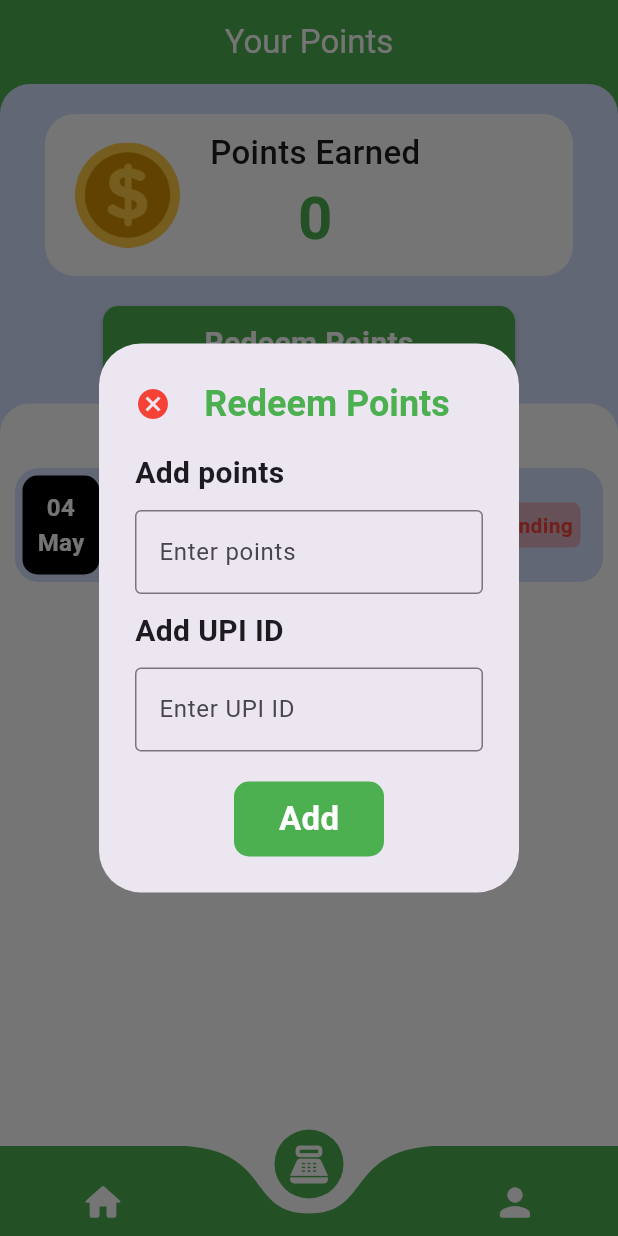
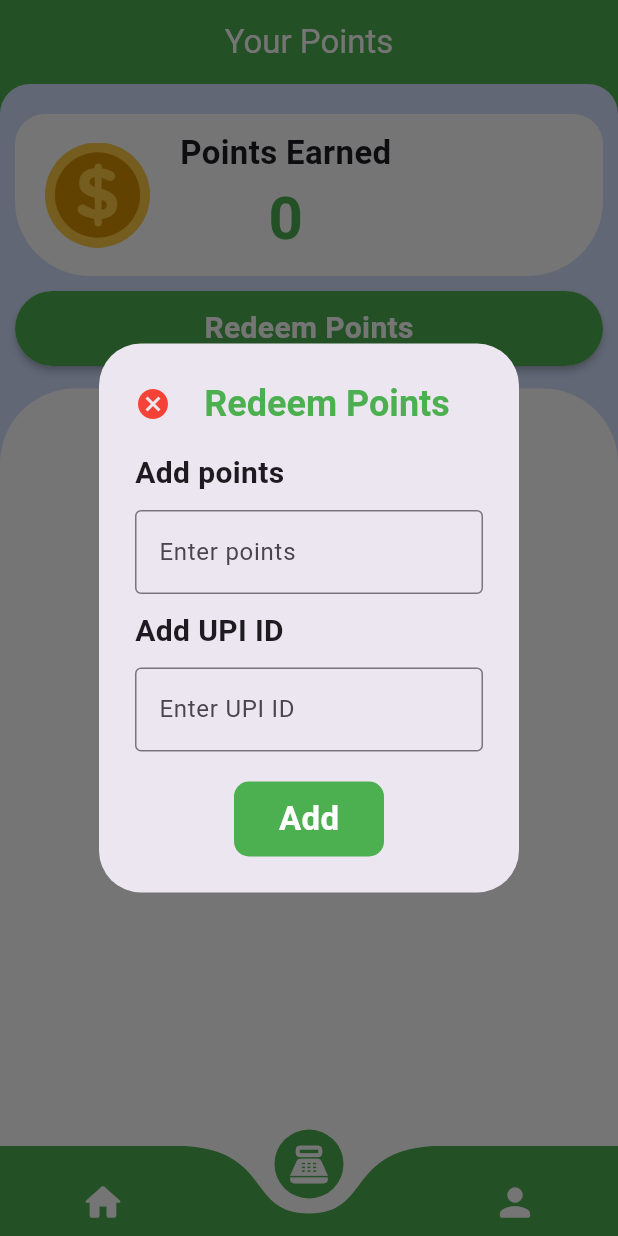
Before and after one commit to DiseirangCHHEUN/recycle_app, a Flutter app: the screen it shows once a user with an empty profile is signed in, item 2 of the bottom bar chosen, after a tap on "Redeem Points", on a phone screen of 412 x 824 dp. Run offline on Flutter 3.47's test engine with Material 3 defaults, Android fonts, the phone set to English and light mode, and no system bars; drawn by our look-alikes of curved_navigation_bar; our stand-ins replace cloud_firestore, firebase_auth, firebase_core, google_sign_in, image_picker, lottie and 2 more; accounts and stored records are empty; network calls fail.

Commit message:
update point page (load user redeem request datas from firebase to show on screen)

```diff
--- /dev/null
+++ b/lib/core/consts/recycle_enum.dart
@@ -0,0 +1,6 @@
+enum RecycleCategory {
+  plastic,
+  paper,
+  metal,
+  glass,
+}
--- a/lib/core/utils/no_internet.dart
+++ b/lib/core/utils/no_internet.dart
@@ -12,7 +12,7 @@ class NoInternet extends StatelessWidget {
           mainAxisAlignment: MainAxisAlignment.center,
           children: [
             Lottie.asset(
-              'assets/lotties/no_internet_connection.json',
+              'assets/lottie/no_internet_connection.json',
               width: 200,
               height: 200,
               fit: BoxFit.cover,
--- a/lib/pages/home_page.dart
+++ b/lib/pages/home_page.dart
@@ -22,6 +22,7 @@ class _HomePageState extends State<HomePage> {
     uid = await SharedPreferencesHelper().getUserId();
     userImage = await SharedPreferencesHelper().getUserImage();
     userEmail = await SharedPreferencesHelper().getUserEmail();
+
     setState(() {});
   }
 
@@ -59,12 +60,12 @@ class _HomePageState extends State<HomePage> {
                 children: [
                   // ClipRRect(
                   //   borderRadius: BorderRadius.circular(25.0),
-                  //   child: Image.asset("assets/images/tash_bin.jpeg"),
+                  //   child: Image.asset("assets/images/trash_bin.jpeg"),
                   // ),
                   ClipRRect(
                     borderRadius: BorderRadius.circular(25.0),
                     child: Lottie.asset(
-                      'assets/lotties/gmi_environmental.json',
+                      'assets/lottie/gmi_environmental.json',
                       width: double.infinity,
                       // height: 200,
                       fit: BoxFit.cover,
@@ -161,7 +162,7 @@ class _HomePageState extends State<HomePage> {
   _buildAppBar() {
     return AppBar(
       foregroundColor: Colors.white,
-      title: Text("សម្រាមកែឆ្នៃ", style: AppTextStyle.boldTextStyle(16)),
+      title: Text("ឆ្នៃឡើងវិញ", style: AppTextStyle.boldTextStyle(16)),
       centerTitle: true,
       backgroundColor: Colors.green,
       actions: [
@@ -205,11 +206,11 @@ class _HomePageState extends State<HomePage> {
                 _buildAvatarProfile(),
                 SizedBox(height: 10),
                 Text(
-                  username ?? 'Anonymous',
+                  username ?? 'Anonymous User',
                   style: AppTextStyle.whiteTextStyle(20),
                 ),
                 Text(
-                  userEmail ?? 'No email',
+                  userEmail ?? 'Anonymous User',
                   style: AppTextStyle.whiteTextStyle(14),
                 ),
                 SizedBox(height: 25),
@@ -335,7 +336,9 @@ class _HomePageState extends State<HomePage> {
             text: "Plastic",
           ),
           SizedBox(width: 10),
-          _buildCategoryCard(image: 'assets/images/papper.jpeg', text: "Paper"),
+          _buildCategoryCard(image: 'assets/images/paper.jpeg', text: "Paper"),
+          SizedBox(width: 10),
+          _buildCategoryCard(image: 'assets/images/glass.jpeg', text: "Glass"),
         ],
       ),
     );
@@ -354,7 +357,7 @@ class _HomePageState extends State<HomePage> {
             );
           },
           child: Container(
-            padding: EdgeInsets.all(5),
+            // padding: EdgeInsets.all(5),
             decoration: BoxDecoration(
               borderRadius: BorderRadius.circular(18),
               border: Border.all(width: 2.0, color: Colors.black54),
--- a/lib/pages/points_page.dart
+++ b/lib/pages/points_page.dart
@@ -2,7 +2,6 @@ import 'package:flutter/material.dart';
 import 'package:intl/intl.dart';
 import 'package:random_string/random_string.dart';
 import 'package:recycle_app/styles/app_text_style.dart';
-
 import '../services/database.dart';
 import '../services/shared_pref.dart';
 
@@ -21,15 +20,20 @@ class _PointsPageState extends State<PointsPage> {
     name = await SharedPreferencesHelper().getUserName();
 
     final points = await DatabaseMethods().getUserPoints(id!);
+    if (points == null) {
+      // If points are null, initialize to 0
+      await DatabaseMethods().updateUserPoints(uid: id!, newPoints: 0);
+    }
+    getUserRedeemRequest(id!);
     setState(() {
       _points = points;
     });
   }
 
   Stream? getUserRedeemRequestStream;
-  Future getUserRedeemRequest() async {
+  Future getUserRedeemRequest(String uid) async {
     getUserRedeemRequestStream = await DatabaseMethods().getUserRedeemRequest(
-      id!,
+      uid,
     );
     setState(() {});
   }
@@ -37,34 +41,31 @@ class _PointsPageState extends State<PointsPage> {
   @override
   void initState() {
     getUserPoints();
-    getUserRedeemRequest();
     super.initState();
   }
 
-  allApprovalItems() {
+  allUserRedeemRequests(Size screenSize) {
+    if (getUserRedeemRequestStream == null) {
+      return Center(child: CircularProgressIndicator(color: Colors.green));
+    }
     return StreamBuilder(
       stream: getUserRedeemRequestStream,
       builder: (context, snapshot) {
         if (snapshot.hasData) {
           return ListView.builder(
+            shrinkWrap: true,
             padding: EdgeInsets.zero,
             physics: const BouncingScrollPhysics(),
             itemCount: snapshot.data!.docs.length,
             itemBuilder: (context, index) {
-              final item = snapshot.data!.docs[index];
-              final itemAddress = item['address'];
-              final itemQuantity = item['quantity'];
-              final itemRequesterName = item['username'];
-              final itemStatus = item['status'];
-              final docId = item.id;
-              final userId = item['userId'];
-              return buildApprovalItem(
-                requesterName: itemRequesterName,
-                address: itemAddress,
-                quantity: itemQuantity,
-                status: itemStatus,
-                id: docId,
-                userID: userId,
+              final data =
+                  snapshot.data!.docs[index].data() as Map<String, dynamic>;
+              final date = data['date'] ?? 'Unknown Date';
+              final redeemPoints = data['redeemPoints'] ?? 0;
+              return buildUserRedeemRequestItem(
+                screenSize,
+                date: date,
+                redeemPoints: redeemPoints,
               );
             },
           );
@@ -75,12 +76,20 @@ class _PointsPageState extends State<PointsPage> {
               children: [
                 Text('Loading...', style: AppTextStyle.normalTextStyle(16)),
                 const SizedBox(height: 15.0),
-                CircularProgressIndicator(color: Colors.green, strokeWidth: 2),
+                CircularProgressIndicator(
+                  color: Colors.green,
+                  // strokeWidth: 2,
+                ),
               ],
             ),
           );
         } else {
-          return Center(child: Text('No data available'));
+          return Center(
+            child: Text(
+              'No data available',
+              style: AppTextStyle.greyTextStyle(18),
+            ),
+          );
         }
       },
     );
@@ -95,7 +104,9 @@ class _PointsPageState extends State<PointsPage> {
   Widget build(BuildContext context) {
     final Size screenSize = MediaQuery.of(context).size;
 
-    return SafeArea(
+    return Container(
+      color: Colors.green,
+      child: SafeArea(
         child: Scaffold(
           appBar: AppBar(title: Text('Your Points')),
           body: Container(
@@ -121,10 +132,15 @@ class _PointsPageState extends State<PointsPage> {
                             horizontal: 20,
                             vertical: 10,
                           ),
-                        margin: EdgeInsets.symmetric(horizontal: 30),
+                          margin: EdgeInsets.symmetric(horizontal: 10),
                           decoration: BoxDecoration(
                             color: Colors.white,
-                          borderRadius: BorderRadius.circular(20),
+                            borderRadius: BorderRadius.only(
+                              topLeft: Radius.circular(20),
+                              topRight: Radius.circular(20),
+                              bottomLeft: Radius.circular(50),
+                              bottomRight: Radius.circular(50),
+                            ),
                           ),
                           child: Row(
                             children: [
@@ -138,7 +154,7 @@ class _PointsPageState extends State<PointsPage> {
                                 children: [
                                   Text(
                                     'Points Earned',
-                                  style: AppTextStyle.normalTextStyle(22),
+                                    style: AppTextStyle.boldTextStyle(22),
                                   ),
                                   _points == null
                                       ? Center(
@@ -159,25 +175,29 @@ class _PointsPageState extends State<PointsPage> {
                             ],
                           ),
                         ),
-                      const SizedBox(height: 20),
+                        const SizedBox(height: 10),
                         GestureDetector(
                           onTap: () {
                             openBox();
                           },
+                          child: Padding(
+                            padding: const EdgeInsets.symmetric(horizontal: 10),
                             child: Material(
                               elevation: 2.0,
-                          borderRadius: BorderRadius.circular(10),
+                              borderRadius: BorderRadius.circular(100),
                               child: Container(
                                 height: 50,
-                            width: screenSize.width / 1.5,
+
+                                // width: screenSize.width / 1.5,
                                 decoration: BoxDecoration(
                                   color: Colors.green,
-                              borderRadius: BorderRadius.circular(10),
+                                  borderRadius: BorderRadius.circular(100),
                                 ),
                                 child: Center(
                                   child: Text(
                                     "Redeem Points",
                                     style: AppTextStyle.whiteTextStyle(20),
+                                  ),
                                 ),
                               ),
                             ),
@@ -191,8 +211,8 @@ class _PointsPageState extends State<PointsPage> {
                               color: Colors.white,
 
                               borderRadius: BorderRadius.only(
-                              topRight: Radius.circular(20),
-                              topLeft: Radius.circular(20),
+                                topRight: Radius.circular(50),
+                                topLeft: Radius.circular(50),
                               ),
                             ),
                             child: Column(
@@ -200,64 +220,11 @@ class _PointsPageState extends State<PointsPage> {
                                 SizedBox(height: 10),
                                 Text(
                                   'Last Transactions',
-                                style: AppTextStyle.boldTextStyle(16),
+                                  style: AppTextStyle.boldTextStyle(20),
                                 ),
-                              Container(
-                                margin: EdgeInsets.all(10),
-                                padding: EdgeInsets.all(5),
-
-                                width: screenSize.width,
-                                decoration: BoxDecoration(
-                                  color: Color(0xFFD4E0FF),
-                                  borderRadius: BorderRadius.circular(16),
-                                ),
-                                child: Row(
-                                  children: [
-                                    Container(
-                                      padding: EdgeInsets.all(10),
-                                      decoration: BoxDecoration(
-                                        color: Colors.black,
-                                        borderRadius: BorderRadius.circular(10),
-                                      ),
-                                      child: Text(
-                                        textAlign: TextAlign.center,
-                                        '04\nMay',
-                                        style: AppTextStyle.whiteTextStyle(16),
-                                      ),
-                                    ),
-                                    SizedBox(width: 20),
-                                    Column(
-                                      children: [
-                                        Text(
-                                          'Redeem points',
-                                          style: AppTextStyle.boldTextStyle(16),
-                                        ),
-                                        Text(
-                                          '100',
-                                          style: AppTextStyle.greenTextStyle(
-                                            22,
-                                          ),
-                                        ),
-                                      ],
-                                    ),
-                                    Expanded(child: SizedBox()),
-                                    Container(
-                                      padding: EdgeInsets.all(5),
-                                      decoration: BoxDecoration(
-                                        borderRadius: BorderRadius.circular(5),
-                                        color: Colors.red.withOpacity(0.3),
-                                      ),
-                                      child: Text(
-                                        'Peending',
-                                        style: TextStyle(
-                                          color: Colors.red,
-                                          fontWeight: FontWeight.bold,
-                                        ),
-                                      ),
-                                    ),
-                                    SizedBox(width: 10),
-                                  ],
-                                ),
+                                SizedBox(height: 10),
+                                Expanded(
+                                  child: allUserRedeemRequests(screenSize),
                                 ),
                               ],
                             ),
@@ -270,6 +237,67 @@ class _PointsPageState extends State<PointsPage> {
               ],
             ),
           ),
+        ),
+      ),
+    );
+  }
+
+  Container buildUserRedeemRequestItem(
+    Size screenSize, {
+    required String date,
+    required int redeemPoints,
+  }) {
+    return Container(
+      margin: EdgeInsets.symmetric(horizontal: 10, vertical: 5),
+      padding: EdgeInsets.all(5),
+
+      width: screenSize.width,
+      decoration: BoxDecoration(
+        color: Color(0xFFD4E0FF),
+        borderRadius: BorderRadius.circular(16),
+      ),
+      child: Row(
+        children: [
+          Container(
+            width: 70,
+            padding: EdgeInsets.all(10),
+            decoration: BoxDecoration(
+              color: Colors.black,
+              borderRadius: BorderRadius.circular(10),
+            ),
+            child: Text(
+              textAlign: TextAlign.center,
+              date.replaceAllMapped(
+                " ",
+                (match) => "\n",
+              ), // Display only the date part
+              style: AppTextStyle.whiteTextStyle(16),
+            ),
+          ),
+          SizedBox(width: 20),
+          Column(
+            children: [
+              Text('Redeem points', style: AppTextStyle.boldTextStyle(16)),
+              Text(
+                redeemPoints.toString(),
+                style: AppTextStyle.greenTextStyle(22),
+              ),
+            ],
+          ),
+          Expanded(child: SizedBox()),
+          Container(
+            padding: EdgeInsets.all(5),
+            decoration: BoxDecoration(
+              borderRadius: BorderRadius.circular(5),
+              color: Colors.red.withValues(alpha: 200),
+            ),
+            child: Text(
+              'Pending',
+              style: TextStyle(color: Colors.red, fontWeight: FontWeight.bold),
+            ),
+          ),
+          SizedBox(width: 10),
+        ],
       ),
     );
   }
@@ -347,7 +375,9 @@ class _PointsPageState extends State<PointsPage> {
                           final upiID = upiIDController.text;
 
                           DateTime now = DateTime.now();
-                          String formatedDate = DateFormat('d MMM').format(now);
+                          String formattedDate = DateFormat(
+                            'd MMM',
+                          ).format(now);
 
                           final updatedPoints = _points! - redeemPoints;
                           DatabaseMethods()
@@ -361,7 +391,7 @@ class _PointsPageState extends State<PointsPage> {
                                   'redeemPoints': redeemPoints,
                                   'upiID': upiID,
                                   'status': 'pending',
-                                  'date': formatedDate,
+                                  'date': formattedDate,
                                 };
 
                                 final String redeemID = randomAlphaNumeric(10);
@@ -376,6 +406,7 @@ class _PointsPageState extends State<PointsPage> {
                                   userRedeemMap,
                                   redeemID,
                                 );
+                                if (mounted) {
                                   ScaffoldMessenger.of(context).showSnackBar(
                                     SnackBar(
                                       content: Text(
@@ -385,6 +416,7 @@ class _PointsPageState extends State<PointsPage> {
                                       backgroundColor: Colors.green,
                                     ),
                                   );
+                                }
                               });
                         }
                         getUserPoints();
--- a/lib/services/database.dart
+++ b/lib/services/database.dart
@@ -53,19 +53,19 @@ class DatabaseMethods {
         .snapshots();
   }
 
-  Future<Stream<QuerySnapshot>> getUserRedeemRequest(String id) async {
+  Future<Stream<QuerySnapshot>> getUserRedeemRequest(String uId) async {
     return FirebaseFirestore.instance
         .collection("users")
-        .doc(id)
+        .doc(uId)
         .collection('redeems')
         .snapshots();
   }
 
-  Future<Stream<QuerySnapshot>> getAdminRejectedItems(String uid) async {
+  Future<Stream<QuerySnapshot>> getAdminRejectedItems(String uId) async {
     return FirebaseFirestore.instance
         .collection("requests")
         .where('status', isEqualTo: 'rejected')
-        .where('userId', isEqualTo: uid)
+        .where('userId', isEqualTo: uId)
         .snapshots();
   }
 
--- a/lib/wrapper/auth_checker.dart
+++ b/lib/wrapper/auth_checker.dart
@@ -11,7 +11,7 @@ class AuthChecker extends StatelessWidget {
     return StreamBuilder<User?>(
       stream: FirebaseAuth.instance.authStateChanges(),
       builder: (context, snapshot) {
-        print("My connection states : ${snapshot.connectionState}");
+        // print("My connection states : ${snapshot.connectionState}");
 
         if (snapshot.connectionState == ConnectionState.waiting) {
           return Scaffold(
--- a/pubspec.yaml
+++ b/pubspec.yaml
@@ -70,7 +70,7 @@ flutter:
   # To add assets to your application, add an assets section, like this:
   assets:
     - assets/images/
-    - assets/lotties/
+    - assets/lottie/
   #   - images/a_dot_ham.jpeg
 
   # An image asset can refer to one or more resolution-specific "variants", see
```
Also changed, not shown: lib/models/user_info_model.dart (+50 -4 lines), assets/images/paper.jpeg (renamed from assets/images/papper.jpeg), assets/lottie/gmi_environmental.json (renamed from assets/lotties/gmi_environmental.json), assets/lottie/no_internet_connection.json (renamed from assets/lotties/no_internet_connection.json), 1 other file. Lines whose indentation alone changed are shown as unchanged.
